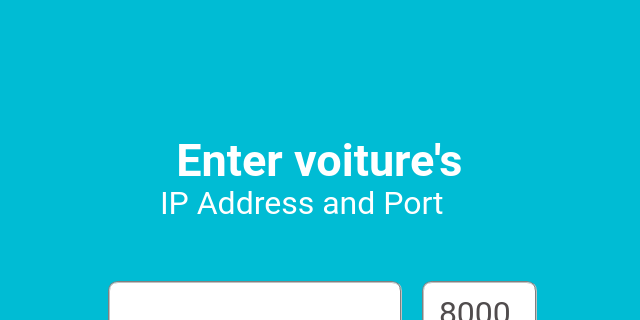
Old version of the form client/login_screen.ui in the repository sunfounder/SunFounder_PiCar-V; both pictures show x 0 to 640 and y 89 to 409 of the 640 by 640 pixel window.
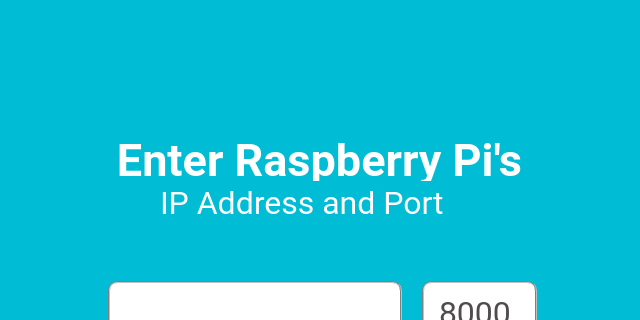
New version of the form. Icons and pictures are not drawn.

Commit message: correction on name

The edit to the form file:
```diff
--- a/client/login_screen.ui
+++ b/client/login_screen.ui
@@ -76,7 +76,7 @@
      <string notr="true">color: rgb(255, 255, 255);</string>
     </property>
     <property name="text">
-     <string>Enter voiture's</string>
+     <string>Enter Raspberry Pi's</string>
     </property>
     <property name="alignment">
      <set>Qt::AlignCenter</set>
```
